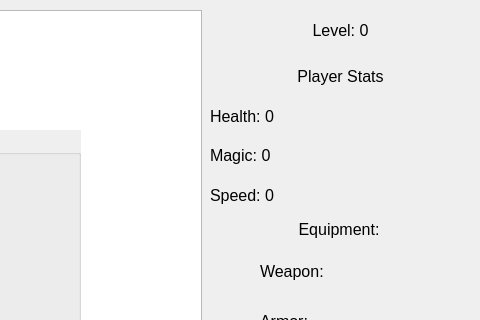
Qt form Game/mainwindow.ui (thyo9470/The-Thunder-Dungeon) before a commit; both pictures show x 320 to 800 and y 0 to 320 of the 800 by 600 pixel window.
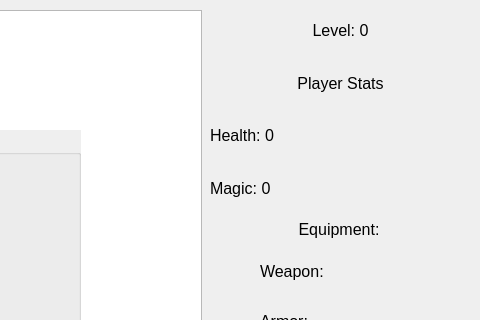
The same form after that commit. Icons and pictures are not drawn.

Commit message: Remove QRandomGenerator

```diff
--- a/Game/mainwindow.ui
+++ b/Game/mainwindow.ui
@@ -109,18 +109,6 @@
        </property>
       </widget>
      </item>
-     <item>
-      <widget class="QLabel" name="playerSpeed">
-       <property name="font">
-        <font>
-         <pointsize>12</pointsize>
-        </font>
-       </property>
-       <property name="text">
-        <string>Speed: 0</string>
-       </property>
-      </widget>
-     </item>
     </layout>
    </widget>
    <widget class="QPushButton" name="save_button">
```
The commit also changes 2 other files.
